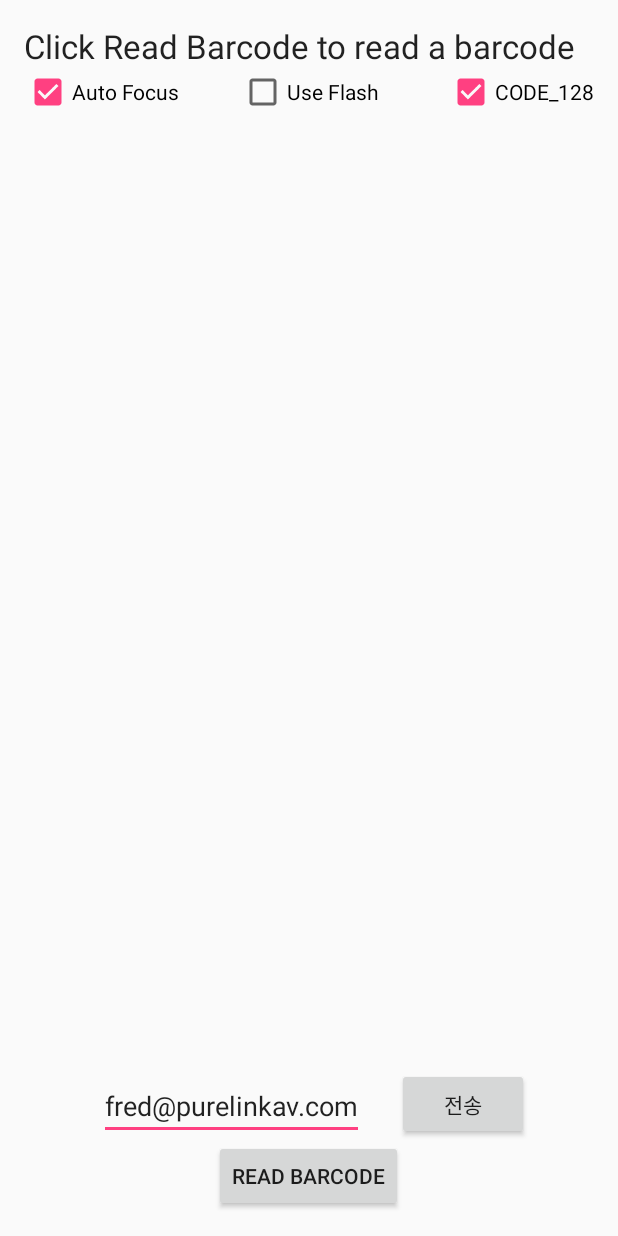
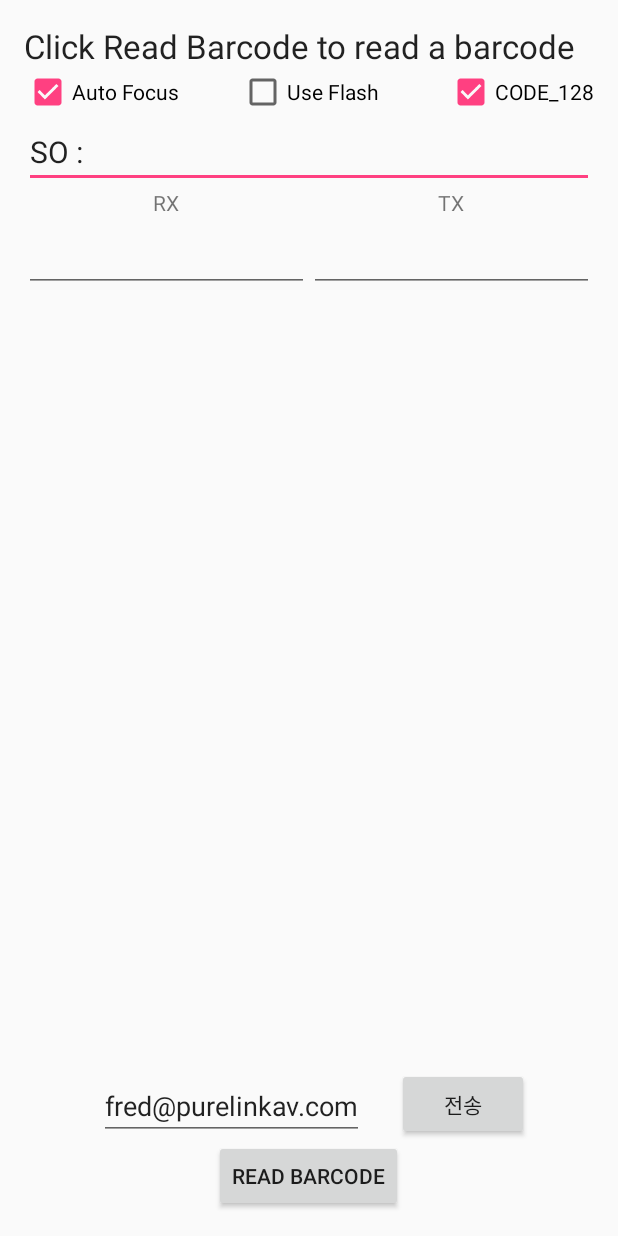
Before and after one commit to cluelin/BarcodeScannerApp, an Android app: the screen it shows after launch (MainActivity), on a phone screen of 412 x 824 dp. Run offline under Robolectric (Android 15) with nearby library versions, the phone set to English and light mode, and no system bars; 1 statement that could not run was skipped.

Commit message:
Devide Rx/Tx recoding area.

```diff
--- a/app/src/main/java/com/purelink/cluelin/barcodescanner/MainActivity.java
+++ b/app/src/main/java/com/purelink/cluelin/barcodescanner/MainActivity.java
@@ -44,7 +44,7 @@ public class MainActivity extends Activity implements View.OnClickListener {
     private CompoundButton useFlash;
     private CompoundButton onlyCode128;
     private TextView statusMessage;
-    private TextView barcodeValueTextView;
+    private EditText barcodeValueTextView;
     private EditText mailAddress;
 
     private ArrayList<String> barcodeValueList = new ArrayList<>();
@@ -61,7 +61,7 @@ public class MainActivity extends Activity implements View.OnClickListener {
         setContentView(R.layout.activity_main);
 
         statusMessage = (TextView) findViewById(R.id.status_message);
-        barcodeValueTextView = (TextView) findViewById(R.id.barcode_value);
+        barcodeValueTextView = (EditText) findViewById(R.id.barcode_value);
 
         autoFocus = (CompoundButton) findViewById(R.id.auto_focus);
         useFlash = (CompoundButton) findViewById(R.id.use_flash);
--- a/app/src/main/java/com/purelink/cluelin/barcodescanner/ui/camera/CameraSourcePreview.java
+++ b/app/src/main/java/com/purelink/cluelin/barcodescanner/ui/camera/CameraSourcePreview.java
@@ -130,8 +130,8 @@ public class CameraSourcePreview extends ViewGroup {
 
     @Override
     protected void onLayout(boolean changed, int left, int top, int right, int bottom) {
-        int width = 320;
-        int height = 240;
+        int width = 1000;
+        int height = 600;
         if (mCameraSource != null) {
             Size size = mCameraSource.getPreviewSize();
             if (size != null) {
--- a/app/src/main/res/layout/activity_main.xml
+++ b/app/src/main/res/layout/activity_main.xml
@@ -29,31 +29,97 @@
         android:checked="true"
         android:text="@string/auto_focus" />
 
+    <EditText
+        android:id="@+id/list_title"
+        android:layout_width="match_parent"
+        android:layout_height="wrap_content"
+        android:layout_below="@id/auto_focus"
+        android:text="SO : "
+        android:textSize="20sp" />
+
+    <LinearLayout
+        android:id="@+id/barcode_list"
+        android:layout_width="match_parent"
+        android:layout_height="match_parent"
+        android:layout_below="@id/list_title"
+        android:layout_above="@id/mailID"
+        android:orientation="horizontal">
+        <LinearLayout
+            android:layout_width="match_parent"
+            android:layout_height="match_parent"
+            android:orientation="vertical"
+            android:layout_weight="1">
+
+            <TextView
+                android:layout_width="match_parent"
+                android:layout_height="wrap_content"
+                android:text="RX"
+                android:textAlignment="center"/>
 
             <ScrollView
-        android:layout_width="wrap_content"
+                android:layout_width="match_parent"
                 android:layout_height="match_parent"
                 android:layout_above="@+id/button2"
                 android:layout_alignEnd="@+id/status_message"
                 android:layout_alignParentLeft="true"
                 android:layout_alignParentStart="true"
                 android:layout_alignRight="@+id/status_message"
-        android:layout_below="@+id/use_flash">
+                android:layout_below="@+id/list_title">
 
-        <TextView
-            android:id="@+id/barcode_value"
-            android:layout_width="wrap_content"
+                <EditText
+                    android:id="@+id/barcode_value_rx"
+                    android:layout_width="match_parent"
                     android:layout_height="match_parent"
                     android:layout_above="@+id/button2"
                     android:layout_alignEnd="@+id/status_message"
                     android:layout_alignParentLeft="true"
                     android:layout_alignParentStart="true"
                     android:layout_alignRight="@+id/status_message"
-            android:layout_below="@+id/use_flash"
                     android:scrollbars="vertical"
                     android:textAppearance="?android:attr/textAppearanceLarge" />
 
             </ScrollView>
+        </LinearLayout>
+
+        <LinearLayout
+            android:layout_width="match_parent"
+            android:layout_height="match_parent"
+            android:orientation="vertical"
+            android:layout_weight="1">
+            <TextView
+                android:layout_width="match_parent"
+                android:layout_height="wrap_content"
+                android:text="TX"
+                android:textAlignment="center"/>
+
+            <ScrollView
+                android:layout_width="match_parent"
+                android:layout_height="match_parent"
+                android:layout_above="@+id/button2"
+                android:layout_alignEnd="@+id/status_message"
+                android:layout_alignParentLeft="true"
+                android:layout_alignParentStart="true"
+                android:layout_alignRight="@+id/status_message"
+                android:layout_below="@+id/list_title">
+
+                <EditText
+                    android:id="@+id/barcode_value_tx"
+                    android:layout_width="match_parent"
+                    android:layout_height="match_parent"
+                    android:layout_above="@+id/button2"
+                    android:layout_alignEnd="@+id/status_message"
+                    android:layout_alignParentLeft="true"
+                    android:layout_alignParentStart="true"
+                    android:layout_alignRight="@+id/status_message"
+                    android:scrollbars="vertical"
+                    android:textAppearance="?android:attr/textAppearanceLarge" />
+
+            </ScrollView>
+
+        </LinearLayout>
+
+    </LinearLayout>
+
 
 
     <EditText
@@ -61,6 +127,7 @@
         android:layout_width="wrap_content"
         android:layout_height="wrap_content"
         android:layout_above="@+id/read_barcode"
+
         android:layout_alignEnd="@+id/read_barcode"
         android:layout_marginEnd="26dp"
         android:text="fred@purelinkav.com" />
--- a/app/src/main/res/layout/barcode_capture.xml
+++ b/app/src/main/res/layout/barcode_capture.xml
@@ -10,12 +10,15 @@
     <com.purelink.cluelin.barcodescanner.ui.camera.CameraSourcePreview
         android:id="@+id/preview"
         android:layout_width="match_parent"
-        android:layout_height="match_parent">
+        android:layout_height="match_parent"
+        android:background="#000000"
+        >
 
         <com.purelink.cluelin.barcodescanner.ui.camera.GraphicOverlay
             android:id="@+id/graphicOverlay"
             android:layout_width="match_parent"
-            android:layout_height="match_parent"/>
+            android:layout_height="match_parent"
+            />
 
     </com.purelink.cluelin.barcodescanner.ui.camera.CameraSourcePreview>
 
```
Lines whose indentation alone changed are shown as unchanged.
